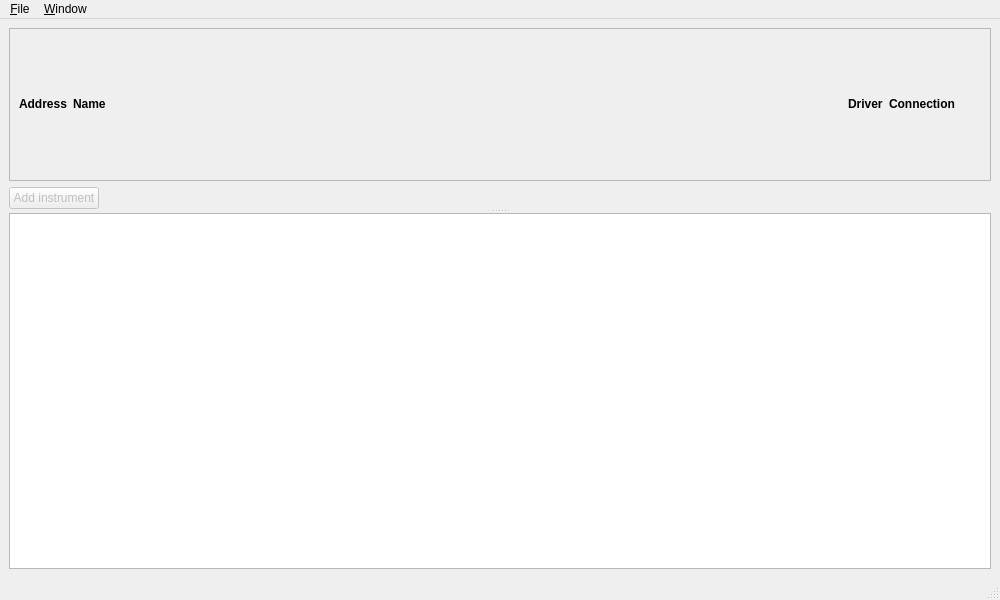
Above: gmcore/gui/forms/server.ui from ytcuilabucr/GeneralMeasurements before the change. Below: the same form after it.
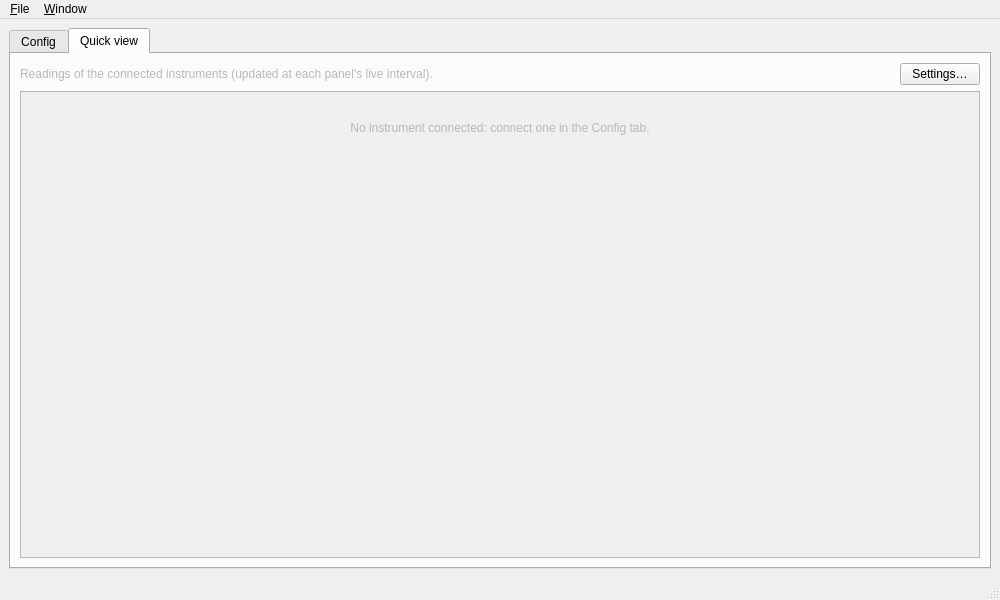
That is the form after the change. The open tabs and pages were chosen to show the change.

Commit message: Add General Measurement skeleton, AOTF and YSL drivers, theme and misc settings

The edit to the form file:
```diff
--- a/gmcore/gui/forms/server.ui
+++ b/gmcore/gui/forms/server.ui
@@ -14,6 +14,13 @@
   <widget class="QWidget" name="centralwidget">
    <layout class="QVBoxLayout" name="central_lay">
     <item>
+     <widget class="QTabWidget" name="tabs">
+      <property name="currentIndex"><number>0</number></property>
+      <widget class="QWidget" name="config_tab">
+       <attribute name="title"><string>Config</string></attribute>
+       <attribute name="toolTip"><string>The instrument list: names, drivers, connections and panels</string></attribute>
+       <layout class="QVBoxLayout" name="config_lay">
+          <item>
      <widget class="QSplitter" name="split">
       <property name="orientation"><enum>Qt::Vertical</enum></property>
       <widget class="QWidget" name="top">
@@ -27,7 +34,7 @@
           <property name="widgetResizable"><bool>true</bool></property>
           <widget class="QWidget" name="table">
            <property name="geometry"><rect><x>0</x><y>0</y><width>980</width><height>380</height></rect></property>
-           <layout class="QGridLayout" name="grid" columnstretch="0,1,0,0,0,0">
+                 <layout class="QGridLayout" name="grid" columnstretch="0,1,0,0,0,0,0">
             <item row="0" column="0"><widget class="QLabel" name="head_address"><property name="text"><string>&lt;b&gt;Address&lt;/b&gt;</string></property></widget></item>
             <item row="0" column="1"><widget class="QLabel" name="head_name"><property name="text"><string>&lt;b&gt;Name&lt;/b&gt;</string></property></widget></item>
             <item row="0" column="2"><widget class="QLabel" name="head_driver"><property name="text"><string>&lt;b&gt;Driver&lt;/b&gt;</string></property></widget></item>
@@ -59,6 +66,51 @@
     </item>
    </layout>
   </widget>
+      <widget class="QWidget" name="quick_tab">
+       <attribute name="title"><string>Quick view</string></attribute>
+       <attribute name="toolTip"><string>The readings of every connected instrument, one block each</string></attribute>
+       <layout class="QVBoxLayout" name="quick_lay">
+        <item>
+         <layout class="QHBoxLayout" name="quick_head">
+          <item>
+           <widget class="QLabel" name="quick_hint">
+            <property name="text"><string>Readings of the connected instruments (updated at each panel's live interval).</string></property>
+            <property name="styleSheet"><string notr="true">color: palette(mid);</string></property>
+           </widget>
+          </item>
+          <item><spacer name="quick_head_stretch"><property name="orientation"><enum>Qt::Horizontal</enum></property><property name="sizeHint" stdset="0"><size><width>40</width><height>20</height></size></property></spacer></item>
+          <item>
+           <widget class="QPushButton" name="btn_quick_settings">
+            <property name="text"><string>Settings…</string></property>
+            <property name="toolTip"><string>Choose which readings the quick view shows</string></property>
+           </widget>
+          </item>
+         </layout>
+        </item>
+        <item>
+         <widget class="QScrollArea" name="quick_scroll">
+          <property name="widgetResizable"><bool>true</bool></property>
+          <widget class="QWidget" name="quick_body">
+           <property name="geometry"><rect><x>0</x><y>0</y><width>960</width><height>480</height></rect></property>
+           <layout class="QVBoxLayout" name="quick_blocks">
+            <item>
+             <widget class="QLabel" name="quick_empty">
+              <property name="text"><string>No instrument connected: connect one in the Config tab.</string></property>
+              <property name="alignment"><set>Qt::AlignCenter</set></property>
+              <property name="styleSheet"><string notr="true">color: palette(mid); padding: 20px;</string></property>
+             </widget>
+            </item>
+            <item><spacer name="quick_stretch"><property name="orientation"><enum>Qt::Vertical</enum></property><property name="sizeHint" stdset="0"><size><width>10</width><height>10</height></size></property></spacer></item>
+           </layout>
+          </widget>
+         </widget>
+        </item>
+       </layout>
+      </widget>
+     </widget>
+    </item>
+   </layout>
+  </widget>
   <widget class="QMenuBar" name="menubar">
    <property name="geometry"><rect><x>0</x><y>0</y><width>1000</width><height>22</height></rect></property>
    <widget class="QMenu" name="menuFile">
```
Left out of the diff: 27 changed lines with no effect on the pictures. Lines whose indentation alone changed are shown as unchanged. The commit also changes 79 other files.
